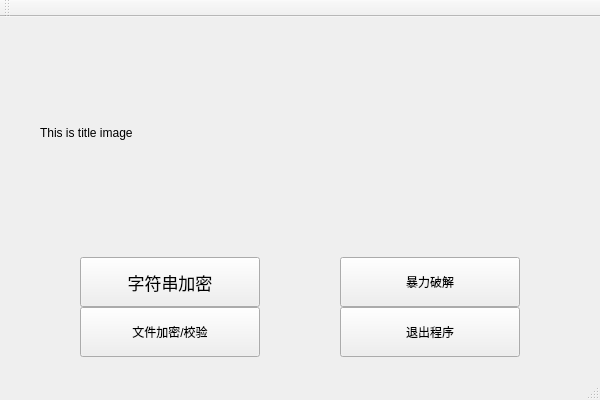
Old version of the form mainwindow.ui in the repository Adiactive/MD5-Hash-Generator.
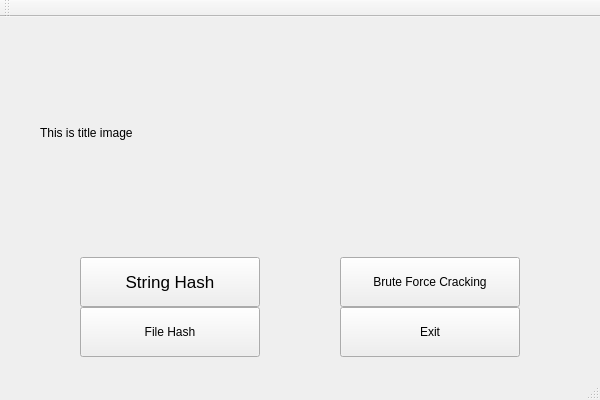
New version of the form.

```diff
--- a/mainwindow.ui
+++ b/mainwindow.ui
@@ -45,7 +45,7 @@
      </font>
     </property>
     <property name="text">
-     <string>字符串加密</string>
+     <string>String Hash</string>
     </property>
    </widget>
    <widget class="QPushButton" name="pushButton_3">
@@ -58,7 +58,7 @@
      </rect>
     </property>
     <property name="text">
-     <string>文件加密/校验</string>
+     <string>File Hash</string>
     </property>
    </widget>
    <widget class="QPushButton" name="pushButton_2">
@@ -71,7 +71,7 @@
      </rect>
     </property>
     <property name="text">
-     <string>暴力破解</string>
+     <string>Brute Force Cracking</string>
     </property>
    </widget>
    <widget class="QPushButton" name="pushButton_4">
@@ -84,7 +84,7 @@
      </rect>
     </property>
     <property name="text">
-     <string>退出程序</string>
+     <string>Exit</string>
     </property>
    </widget>
   </widget>
```
